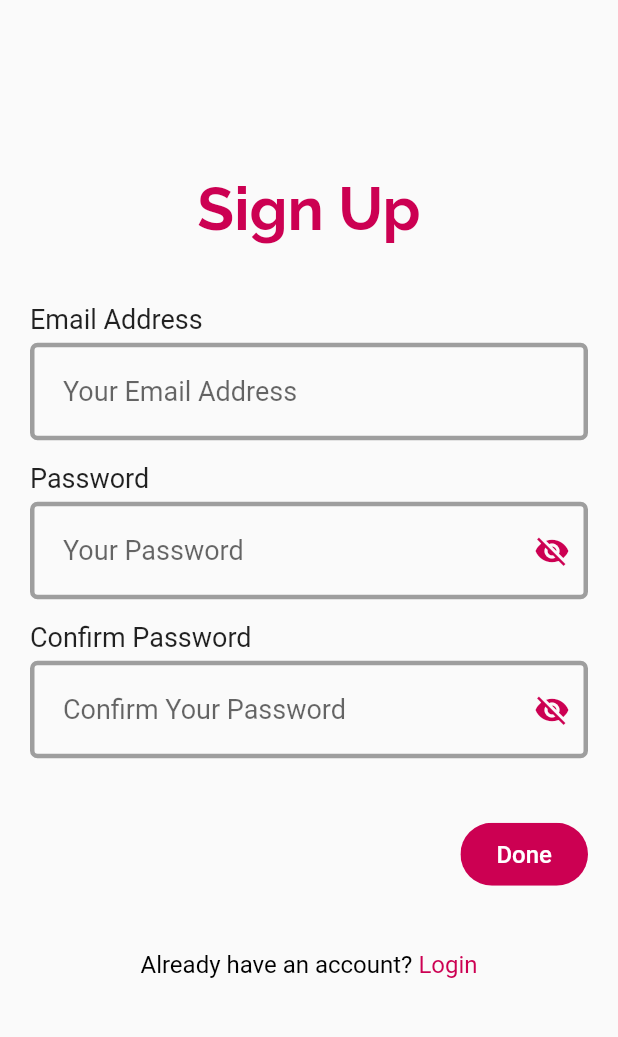
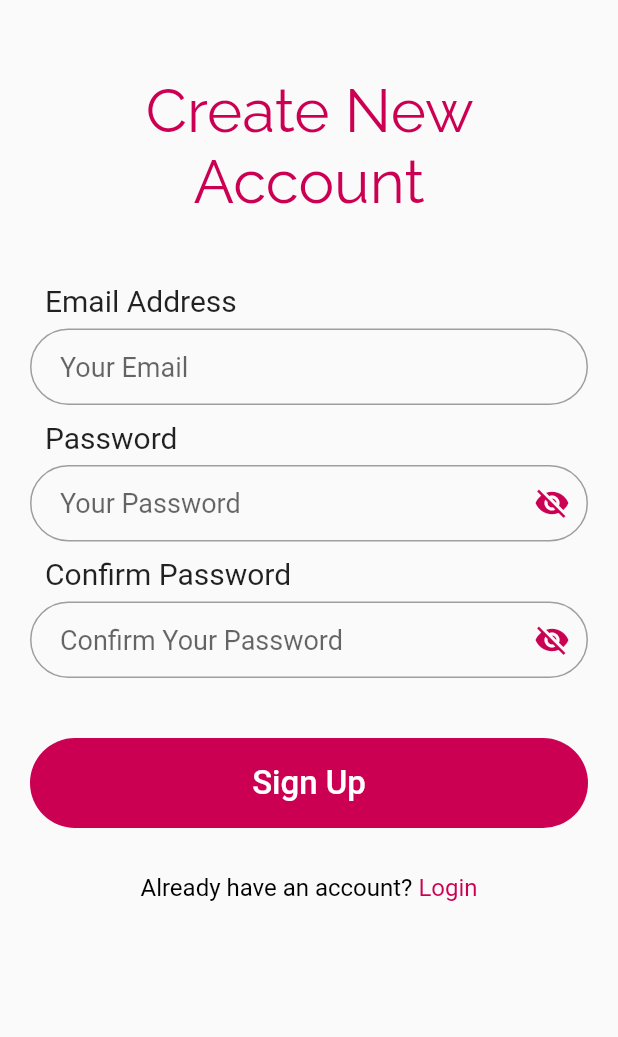
Before and after one commit to leodanuarta/beebeer_app2, a Flutter app: the screen it shows after launch, after a tap on "Sign Up", on a phone screen of 412 x 824 dp, the part 84-1121 px from its top. Run offline on Flutter 3.47's test engine with Material 2 defaults, Android fonts, the phone set to English and light mode, and no system bars; our stand-ins replace appwrite, flutter_riverpod, flutter_svg, fpdart; network calls fail.

Commit message:
welcome login sign up fix

```diff
--- a/lib/common/rounded_small_button.dart
+++ b/lib/common/rounded_small_button.dart
@@ -17,20 +17,18 @@ class RoundedSmallButton extends StatelessWidget {
 
   @override
   Widget build(BuildContext context) {
-    return InkWell(
-      onTap: onTap,
-      child: Chip(
-        label: Text(
-          label,
-          style: TextStyle(
-            color: textColor,
-            fontSize: 16,
-          ),
-        ),
-        backgroundColor: backgroundColor,
-        labelPadding: const EdgeInsets.symmetric(
-          horizontal: 20,
-          vertical: 5
+    return MaterialButton(
+      minWidth: double.infinity,
+      height: 60,
+      onPressed: onTap,
+      color: backgroundColor,
+      elevation: 0,
+      shape: RoundedRectangleBorder(borderRadius: BorderRadius.circular(30)),
+      child: Text(
+        label,
+        style: TextStyle(
+          color: textColor,
+          fontSize: 22,
         ),
       ),
     );
--- a/lib/constants/ui_constants.dart
+++ b/lib/constants/ui_constants.dart
@@ -1,5 +1,6 @@
 import 'package:beebeer_app2/constants/constants.dart';
 import 'package:flutter/material.dart';
+import 'package:flutter/services.dart';
 import 'package:flutter_svg/flutter_svg.dart';
 
 class UIConstants {
--- a/lib/features/auth/view/login_view.dart
+++ b/lib/features/auth/view/login_view.dart
@@ -3,7 +3,6 @@ import 'package:beebeer_app2/constants/constants.dart';
 import 'package:beebeer_app2/features/auth/controller/auth_controller.dart';
 import 'package:beebeer_app2/features/auth/view/signup_view.dart';
 import 'package:beebeer_app2/features/auth/widgets/auth_field.dart';
-import 'package:beebeer_app2/features/auth/widgets/pw_field.dart';
 import 'package:beebeer_app2/theme/theme.dart';
 import 'package:flutter/gestures.dart';
 import 'package:flutter/material.dart';
@@ -23,6 +22,14 @@ class _LoginViewState extends ConsumerState<LoginView> {
   final appbar = UIConstants.appBar();
   final emailController = TextEditingController();
   final passwordController = TextEditingController();
+
+  bool _showPassword = false;
+
+  void _togglevisibility() {
+    setState(() {
+      _showPassword = !_showPassword;
+    });
+  }
 
   @override
   void dispose() {
@@ -47,42 +54,50 @@ class _LoginViewState extends ConsumerState<LoginView> {
       appBar: appbar,
       body: isLoading
           ? const Loader()
-          : Center(
-              child: SingleChildScrollView(
-                child: Padding(
-                  padding: EdgeInsets.symmetric(horizontal: 20),
+          : SingleChildScrollView(
+              child: Container(
+                width: double.infinity,
+                height: MediaQuery.of(context).size.height,
+                padding: EdgeInsets.symmetric(horizontal: 20, vertical: 50),
                 child: Column(
                   children: [
                     const Text(
-                        'Login',
+                      'Login Your Account',
+                      textAlign: TextAlign.center,
                       style: TextStyle(
                         fontSize: 40,
                         color: Pallete.pinkColor,
                         fontFamily: 'Raleway',
-                          fontWeight: FontWeight.bold,
+                        // fontWeight: FontWeight.bold,
                       ),
                     ),
-                      const SizedBox(height: 40),
+                    const SizedBox(height: 60),
+                    Column(
+                      children: [
                         AuthField(
                           controller: emailController,
-                        hintText: 'Your Email Address',
+                          hintText: 'Your Email',
                           titleText: 'Email Address',
+                          isPassword: false,
                         ),
                         const SizedBox(height: 15),
-                      PwField(
+                        AuthField(
                           controller: passwordController,
                           hintText: 'Your Password',
                           titleText: 'Password',
+                          isPassword: true,
                         ),
-                      const SizedBox(height: 40),
+                      ],
+                    ),
+                    const SizedBox(height: 80),
                     Align(
                       alignment: Alignment.topRight,
                       child: RoundedSmallButton(
                         onTap: onLogin,
-                          label: 'Done',
+                        label: 'Login',
                       ),
                     ),
-                      const SizedBox(height: 40),
+                    const SizedBox(height: 30),
                     RichText(
                         text: TextSpan(
                       text: "Don't have an account? ",
@@ -111,7 +126,6 @@ class _LoginViewState extends ConsumerState<LoginView> {
                 ),
               ),
             ),
-            ),
     );
   }
 }
--- a/lib/features/auth/view/signup_view.dart
+++ b/lib/features/auth/view/signup_view.dart
@@ -1,9 +1,9 @@
 import 'package:beebeer_app2/common/common.dart';
 import 'package:beebeer_app2/constants/constants.dart';
+import 'package:beebeer_app2/core/utils.dart';
 import 'package:beebeer_app2/features/auth/controller/auth_controller.dart';
 import 'package:beebeer_app2/features/auth/view/login_view.dart';
 import 'package:beebeer_app2/features/auth/widgets/auth_field.dart';
-import 'package:beebeer_app2/features/auth/widgets/pw_field.dart';
 import 'package:beebeer_app2/theme/theme.dart';
 import 'package:flutter/gestures.dart';
 import 'package:flutter/material.dart';
@@ -34,72 +34,71 @@ class _SignUpViewState extends ConsumerState<SignUpView> {
   }
 
   void onSignUp() {
+    if (passwordController.text != confirmPasswordController.text) {
+      showSnackBar(context, "Password does not match. Please re-type again.");
+    } else {
       final res = ref.read(authControllerProvider.notifier).signUp(
             email: emailController.text,
             password: passwordController.text,
             context: context,
           );
     }
+  }
 
   @override
   Widget build(BuildContext context) {
-    final _password = '';
-    final _confirmPassword = '';
-
-    final _formKey = GlobalKey<FormState>();
-
     final isLoading = ref.watch(authControllerProvider);
 
     return Scaffold(
       appBar: appbar,
       body: isLoading
           ? const Loader()
-          : Center(
-              child: SingleChildScrollView(
-                child: Padding(
-                  padding: EdgeInsets.symmetric(horizontal: 20),
-                  child: Form(
-                    key: _formKey,
+          : SingleChildScrollView(
+              child: Container(
+                width: double.infinity,
+                height: MediaQuery.of(context).size.height,
+                padding: EdgeInsets.symmetric(horizontal: 20, vertical: 50),
                 child: Column(
                   children: [
                     const Text(
-                          'Sign Up',
+                      'Create New Account',
+                      textAlign: TextAlign.center,
                       style: TextStyle(
                         fontSize: 40,
                         color: Pallete.pinkColor,
                         fontFamily: 'Raleway',
-                            fontWeight: FontWeight.bold,
                       ),
                     ),
-                        const SizedBox(height: 40),
+                    const SizedBox(height: 45),
                     AuthField(
                       controller: emailController,
-                          hintText: 'Your Email Address',
+                      hintText: 'Your Email',
                       titleText: 'Email Address',
+                      isPassword: false,
                     ),
-                        const SizedBox(height: 15),
-                        PwField(
+                    const SizedBox(height: 10),
+                    AuthField(
                       controller: passwordController,
                       hintText: 'Your Password',
                       titleText: 'Password',
-
-
+                      isPassword: true,
                     ),
-                        const SizedBox(height: 15),
-                        PwField(
+                    const SizedBox(height: 10),
+                    AuthField(
                       controller: confirmPasswordController,
                       hintText: 'Confirm Your Password',
                       titleText: 'Confirm Password',
+                      isPassword: true,
                     ),
                     const SizedBox(height: 40),
                     Align(
                       alignment: Alignment.topRight,
                       child: RoundedSmallButton(
                         onTap: onSignUp,
-                            label: 'Done',
+                        label: 'Sign Up',
                       ),
                     ),
-                        const SizedBox(height: 40),
+                    const SizedBox(height: 30),
                     RichText(
                         text: TextSpan(
                       text: "Already have an account? ",
@@ -128,8 +127,6 @@ class _SignUpViewState extends ConsumerState<SignUpView> {
                 ),
               ),
             ),
-              ),
-            ),
     );
   }
 }
--- a/lib/features/auth/view/welcome_view.dart
+++ b/lib/features/auth/view/welcome_view.dart
@@ -1,9 +1,12 @@
+// import 'package:beebeer_app2/animation/FadeAnimation.dart';
 import 'package:beebeer_app2/constants/constants.dart';
 import 'package:beebeer_app2/features/auth/view/login_view.dart';
 import 'package:beebeer_app2/features/auth/view/signup_view.dart';
 import 'package:beebeer_app2/theme/theme.dart';
 import 'package:flutter/material.dart';
 import 'package:flutter_svg/flutter_svg.dart';
+// import 'package:simple_animations/simple_animations.dart';
+// import '../../../animation/FadeAnimation.dart';
 
 class WelcomeView extends StatefulWidget {
   static route() =>
@@ -15,15 +18,20 @@ class WelcomeView extends StatefulWidget {
 }
 
 class _WelcomeViewState extends State<WelcomeView> {
+  final appbar = UIConstants.appBar();
+
   @override
   Widget build(BuildContext context) {
     return Scaffold(
-      body: Center(
-        child: SingleChildScrollView(
-          child: Padding(
-              padding: const EdgeInsets.symmetric(horizontal: 20),
+      appBar: appbar,
+      body: SafeArea(
+        child: Container(
+          width: double.infinity,
+          height: MediaQuery.of(context).size.height,
+          padding: EdgeInsets.fromLTRB(30, 30, 30, 80),
           child: Column(
             mainAxisAlignment: MainAxisAlignment.spaceBetween,
+            crossAxisAlignment: CrossAxisAlignment.center,
             children: [
               const Text(
                 'Welcome',
@@ -34,12 +42,12 @@ class _WelcomeViewState extends State<WelcomeView> {
                   fontWeight: FontWeight.bold,
                 ),
               ),
-                  const SizedBox(height: 70),
+              // const SizedBox(height: 15),
               SvgPicture.asset(
                 AssetsConstants.beebeerIcon,
-                    height: 250,
+                height: 200,
               ),
-                  const SizedBox(height: 30),
+              // const SizedBox(height: 30),
               const Text(
                 "See what's happening in the world right now",
                 textAlign: TextAlign.center,
@@ -49,7 +57,7 @@ class _WelcomeViewState extends State<WelcomeView> {
                   fontWeight: FontWeight.bold,
                 ),
               ),
-                  const SizedBox(height: 40),
+              // const SizedBox(height: 40),
               Column(
                 children: [
                   MaterialButton(
@@ -62,8 +70,7 @@ class _WelcomeViewState extends State<WelcomeView> {
                       );
                     },
                     shape: RoundedRectangleBorder(
-                            side: const BorderSide(
-                                color: Pallete.backgroundColor),
+                        side: const BorderSide(color: Pallete.greyColor),
                         borderRadius: BorderRadius.circular(50)),
                     child: const Text(
                       'Login',
@@ -77,15 +84,6 @@ class _WelcomeViewState extends State<WelcomeView> {
                   const SizedBox(height: 12),
                   Container(
                     padding: EdgeInsets.all(1),
-                        decoration: BoxDecoration(
-                          borderRadius: BorderRadius.circular(50),
-                          border: const Border(
-                            bottom: BorderSide(color: Pallete.backgroundColor),
-                            left: BorderSide(color: Pallete.backgroundColor),
-                            right: BorderSide(color: Pallete.backgroundColor),
-                            top: BorderSide(color: Pallete.backgroundColor),
-                          ),
-                        ),
                     child: MaterialButton(
                       minWidth: double.infinity,
                       height: 50,
@@ -97,8 +95,8 @@ class _WelcomeViewState extends State<WelcomeView> {
                       },
                       color: Pallete.pinkColor,
                       shape: RoundedRectangleBorder(
-                              side: const BorderSide(
-                                  color: Pallete.backgroundColor),
+                          // side:
+                          //     const BorderSide(color: Pallete.backgroundColor),
                           borderRadius: BorderRadius.circular(50)),
                       child: const Text(
                         'Sign Up',
@@ -111,9 +109,9 @@ class _WelcomeViewState extends State<WelcomeView> {
                     ),
                   ),
                 ],
-                  )
+              ),
             ],
-              )),
+          ),
         ),
       ),
     );
--- a/lib/features/auth/widgets/auth_field.dart
+++ b/lib/features/auth/widgets/auth_field.dart
@@ -1,56 +1,80 @@
 import 'package:beebeer_app2/theme/pallete.dart';
 import 'package:flutter/material.dart';
 
-class AuthField extends StatelessWidget {
+class AuthField extends StatefulWidget {
   final TextEditingController controller;
   final String hintText;
   final String titleText;
+  final bool isPassword;
   const AuthField({
     super.key,
     required this.controller,
     required this.hintText,
     required this.titleText,
+    required this.isPassword,
   });
 
   @override
+  State<AuthField> createState() => _AuthFieldState();
+}
+
+class _AuthFieldState extends State<AuthField> {
+  bool _showPassword = false;
+
+  void _togglevisibility() {
+    setState(() {
+      _showPassword = !_showPassword;
+    });
+  }
+
+  @override
   Widget build(BuildContext context) {
-    return Column(children: [
-      Row(
-        mainAxisAlignment: MainAxisAlignment.start,
-        children: [
-          Text(
-            titleText,
-            style: const TextStyle(
-              fontSize: 18,
-            ),
+    return Column(crossAxisAlignment: CrossAxisAlignment.start, children: [
+      Padding(
+        padding: EdgeInsets.symmetric(horizontal: 10),
+        child: Text(
+          widget.titleText,
+          style: TextStyle(
+            fontSize: 20,
           ),
-        ],
+        ),
       ),
-      const SizedBox(height: 5),
+      const SizedBox(height: 7),
       TextFormField(
-        controller: controller,
+        controller: widget.controller,
+        obscureText: widget.isPassword ? !_showPassword : false,
         decoration: InputDecoration(
           focusedBorder: OutlineInputBorder(
-            borderRadius: BorderRadius.circular(5),
+            borderRadius: BorderRadius.circular(30),
             borderSide: const BorderSide(
               color: Pallete.pinkColor,
-              width: 3,
+              width: 2,
             ),
           ),
           enabledBorder: OutlineInputBorder(
-            borderRadius: BorderRadius.circular(5),
+            borderRadius: BorderRadius.circular(30),
             borderSide: const BorderSide(
               color: Pallete.greyColor,
-              width: 3,
+              width: 1,
             ),
           ),
-          contentPadding: const EdgeInsets.all(22),
-          hintText: hintText,
+          contentPadding:
+              const EdgeInsets.symmetric(horizontal: 20, vertical: 15),
+          hintText: widget.hintText,
           hintStyle: const TextStyle(
             fontSize: 18,
           ),
+          suffixIcon: GestureDetector(
+            onTap: () {
+              widget.isPassword ? _togglevisibility() : DoNothingAction();
+            },
+            child: Icon(
+              _showPassword ? Icons.visibility : Icons.visibility_off,
+              color: widget.isPassword ? Pallete.pinkColor : Colors.transparent,
+            ),
+          ),
         ),
-      )
+      ),
     ]);
   }
 }
--- a/lib/features/auth/widgets/pw_field.dart
+++ /dev/null
@@ -1,79 +0,0 @@
-import 'package:beebeer_app2/theme/pallete.dart';
-import 'package:flutter/material.dart';
-
-class PwField extends StatefulWidget {
-  final TextEditingController controller;
-  final String hintText;
-  final String titleText;
-
-  const PwField(
-      {super.key,
-      required this.controller,
-      required this.hintText,
-      required this.titleText});
-
-  @override
-  State<PwField> createState() => _PwFieldState();
-}
-
-class _PwFieldState extends State<PwField> {
-  bool _showPassword = false;
-  void _togglevisibility() {
-    setState(() {
-      _showPassword = !_showPassword;
-    });
-  }
-
-  @override
-  Widget build(BuildContext context) {
-    return Column(
-      children: [
-        Row(
-          mainAxisAlignment: MainAxisAlignment.start,
-          children: [
-            Text(
-              widget.titleText,
-              style: const TextStyle(
-                fontSize: 18,
-              ),
-            ),
-          ],
-        ),
-        const SizedBox(height: 5),
-        TextFormField(
-            controller: widget.controller,
-            obscureText: !_showPassword,
-            decoration: InputDecoration(
-              focusedBorder: OutlineInputBorder(
-                borderRadius: BorderRadius.circular(5),
-                borderSide: const BorderSide(
-                  color: Pallete.pinkColor,
-                  width: 3,
-                ),
-              ),
-              enabledBorder: OutlineInputBorder(
-                borderRadius: BorderRadius.circular(5),
-                borderSide: const BorderSide(
-                  color: Pallete.greyColor,
-                  width: 3,
-                ),
-              ),
-              contentPadding: const EdgeInsets.all(22),
-              hintText: widget.hintText,
-              hintStyle: const TextStyle(
-                fontSize: 18,
-              ),
-              suffixIcon: GestureDetector(
-                onTap: () {
-                  _togglevisibility();
-                },
-                child: Icon(
-                  _showPassword ? Icons.visibility : Icons.visibility_off,
-                  color: Pallete.pinkColor,
-                ),
-              ),
-            )),
-      ],
-    );
-  }
-}
--- a/lib/theme/app_theme.dart
+++ b/lib/theme/app_theme.dart
@@ -1,11 +1,19 @@
 import 'package:beebeer_app2/theme/pallete.dart';
 import 'package:flutter/material.dart';
+import 'package:flutter/services.dart';
 
 class AppTheme {
   static ThemeData theme = ThemeData.light().copyWith(
     // scaffoldBackgroundColor: Pallete.backgroundColor,
     appBarTheme: const AppBarTheme(
       backgroundColor: Pallete.whiteColor,
+      systemOverlayStyle: SystemUiOverlayStyle(
+        statusBarColor: Pallete.whiteColor,
+
+        // Status bar brightness (optional)
+        statusBarIconBrightness: Brightness.dark, // For Android (dark icons)
+        statusBarBrightness: Brightness.light,
+      ),
       elevation: 0,
     ),
     floatingActionButtonTheme: const FloatingActionButtonThemeData(
--- a/pubspec.yaml
+++ b/pubspec.yaml
@@ -44,6 +44,8 @@ dependencies:
   timeago: ^3.3.0
   any_link_preview: ^3.0.0
   like_button: ^2.0.5
+  simple_animations: ^5.0.2
+
 
 dev_dependencies:
   flutter_test:
```
Also changed, not shown: lib/animation/FadeAnimation.dart (added, +33 -0 lines), pubspec.lock. Lines whose indentation alone changed are shown as unchanged.
